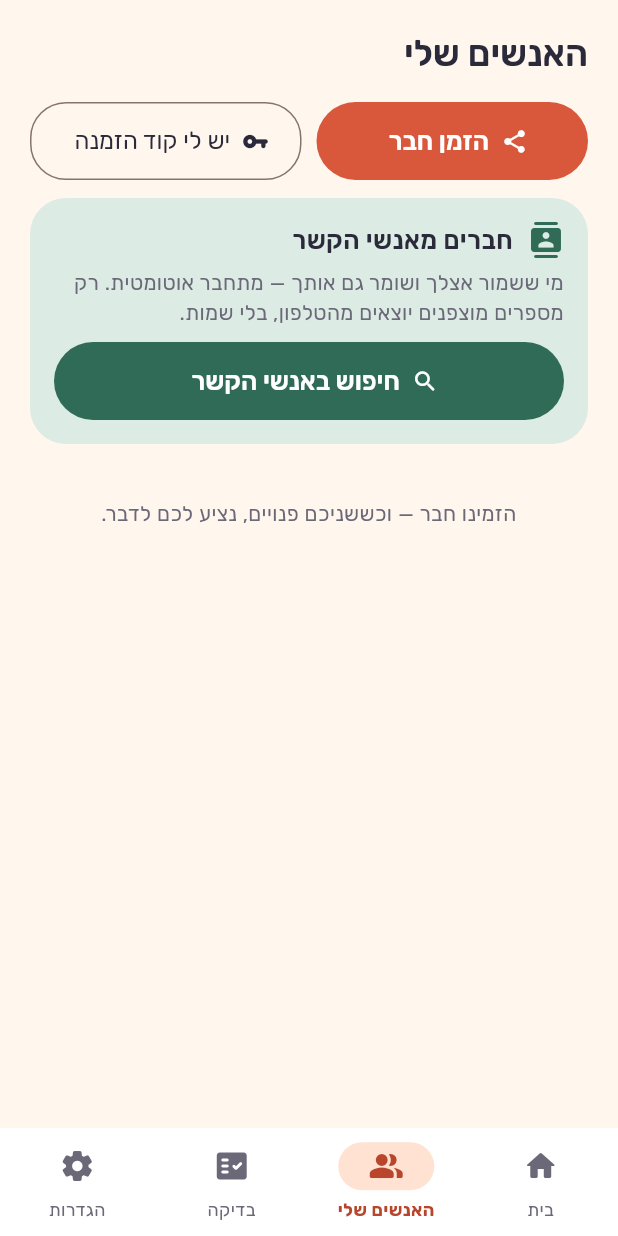
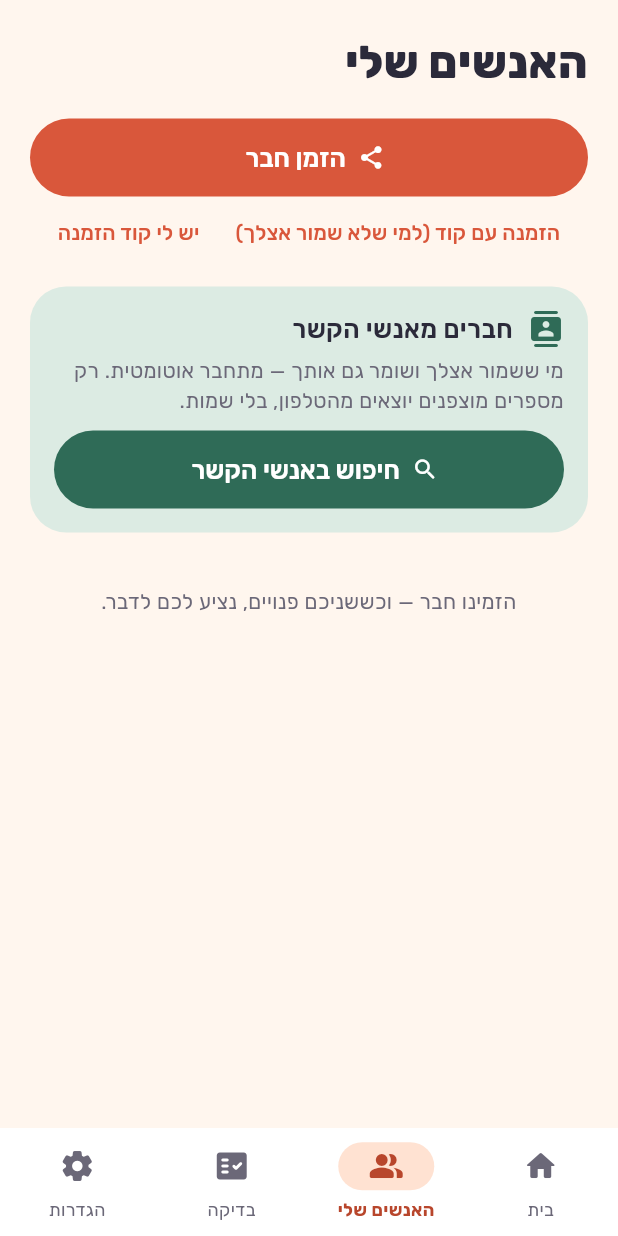
Before and after one commit to fenetnet/Drivetalk, a Flutter app: the RealShell screen opened directly, item 2 of the bottom bar chosen, on a phone screen of 412 x 824 dp. Run offline on Flutter 3.47's test engine with Material 3 defaults, Android fonts, the phone set to English and light mode, and no system bars; our stand-ins replace app_links, flutter_riverpod, flutter_tts, image_picker, package_info_plus, share_plus and 3 more; accounts and stored records are empty.

Commit message:
Invite = download link only; code invite becomes a secondary option (D-051)
Co-Authored-By: Claude Opus 5.5 <noreply@anthropic.com>
Claude-Session: https://claude.ai/code/session_019HnZgoGDmsrboiZZSe31zJ

```diff
--- a/lib/features/real/real_people.dart
+++ b/lib/features/real/real_people.dart
@@ -16,9 +16,18 @@ import 'real_common.dart';
 
 /// Create an invitation and open the phone's share sheet (WhatsApp, SMS…).
 /// Falls back to copying when sharing isn't available.
-Future<void> shareInvite(BuildContext context, WidgetRef ref) async {
+/// Normally just the download link: once the friend joins, people who have
+/// each other's number connect by themselves. [withCode] adds a personal
+/// code, for a friend who isn't saved in my contacts.
+Future<void> shareInvite(
+  BuildContext context,
+  WidgetRef ref, {
+  bool withCode = false,
+}) async {
   final l = context.l10n;
-  final text = await ref.read(realProvider.notifier).createInviteMessage();
+  final text = withCode
+      ? await ref.read(realProvider.notifier).createInviteMessage()
+      : l.realInviteSimple(ref.read(apkUrlProvider));
   if (text == null) return;
   if (!kIsWeb && defaultTargetPlatform == TargetPlatform.android) {
     try {
@@ -141,29 +150,26 @@ class RealPeopleScreen extends ConsumerWidget {
           children: [
             Text(
               l.realTabPeople,
-              style: Theme.of(context).textTheme.headlineSmall
-                  ?.copyWith(fontWeight: FontWeight.w600),
+              style: const TextStyle(fontSize: 30, fontWeight: FontWeight.w800),
             ),
             const SizedBox(height: 16),
-            Row(
+            FilledButton.icon(
+              onPressed: () => shareInvite(context, ref),
+              icon: const Icon(Icons.share_rounded),
+              label: Text(l.realInviteFriend),
+            ),
+            Wrap(
+              alignment: WrapAlignment.center,
               children: [
-                Expanded(
-                  child: FilledButton.icon(
-                    onPressed: s.busy ? null : () => shareInvite(context, ref),
-                    icon: const Icon(Icons.share_rounded),
-                    label: Text(l.realInviteFriend),
-                  ),
+                TextButton(
+                  onPressed: s.busy
+                      ? null
+                      : () => shareInvite(context, ref, withCode: true),
+                  child: Text(l.realInviteWithCode),
                 ),
-                const SizedBox(width: 10),
-                Expanded(
-                  child: OutlinedButton.icon(
-                    style: OutlinedButton.styleFrom(
-                      minimumSize: const Size(0, 52),
-                    ),
-                    onPressed: () => openInviteCodeSheet(context, ref),
-                    icon: const Icon(Icons.vpn_key_rounded),
-                    label: Text(l.realHaveCode),
-                  ),
+                TextButton(
+                  onPressed: () => openInviteCodeSheet(context, ref),
+                  child: Text(l.realHaveCode),
                 ),
               ],
             ),
--- a/lib/l10n/app_localizations.dart
+++ b/lib/l10n/app_localizations.dart
@@ -3441,6 +3441,18 @@ abstract class AppLocalizations {
   /// In he, this message translates to:
   /// **'כשאתה ומישהו קרוב פנויים באותו רגע — נציע לכם לדבר.'**
   String get realWelcomeSub;
+
+  /// No description provided for @realInviteSimple.
+  ///
+  /// In he, this message translates to:
+  /// **'אני בודק אפליקציה חדשה שמחברת בין חברים כששניהם פנויים לשיחה. בא לך לבדוק אותה איתי?\nלהורדה: {apkUrl}\n(אם אנחנו שמורים זה אצל זה בטלפון — נתחבר לבד)'**
+  String realInviteSimple(String apkUrl);
+
+  /// No description provided for @realInviteWithCode.
+  ///
+  /// In he, this message translates to:
+  /// **'הזמנה עם קוד (למי שלא שמור אצלך)'**
+  String get realInviteWithCode;
 }
 
 class _AppLocalizationsDelegate
```
Also changed, not shown: lib/l10n/app_he.arb (+10 -1 lines), lib/l10n/app_localizations_he.dart (+8 -0 lines), 1 other file.
